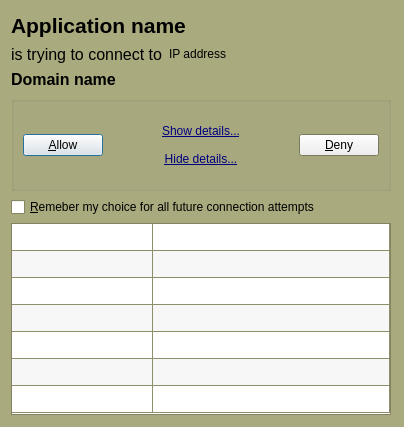
Above: lpfw-pygui/popup_out.ui from andreizilla/leopard-flower-firewall before the change. Below: the same form after it.
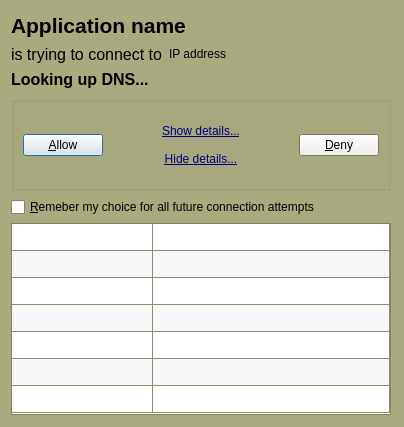
That is the form after the change. Icons and pictures are not drawn.

The edit to the form file:
```diff
--- a/lpfw-pygui/popup_out.ui
+++ b/lpfw-pygui/popup_out.ui
@@ -295,7 +295,7 @@
             </font>
            </property>
            <property name="text">
-            <string>Domain name</string>
+            <string>Looking up DNS...</string>
            </property>
            <property name="textInteractionFlags">
             <set>Qt::TextSelectableByKeyboard|Qt::TextSelectableByMouse</set>
```
Left out of the diff: 5 changed lines with no effect on the pictures.
